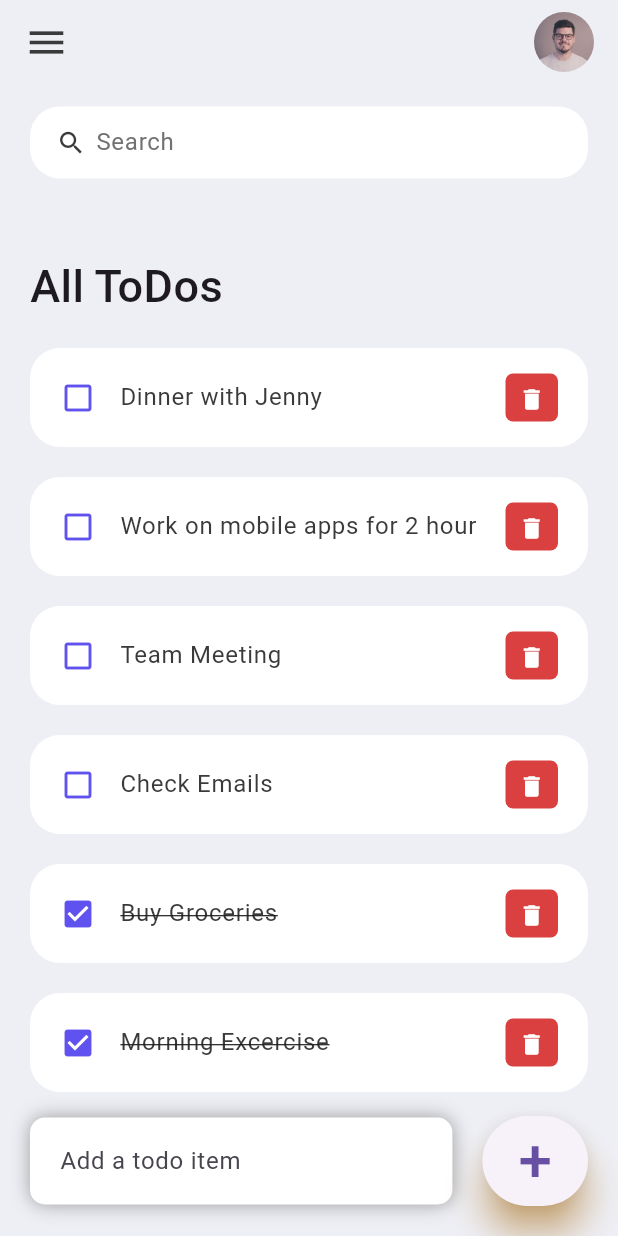
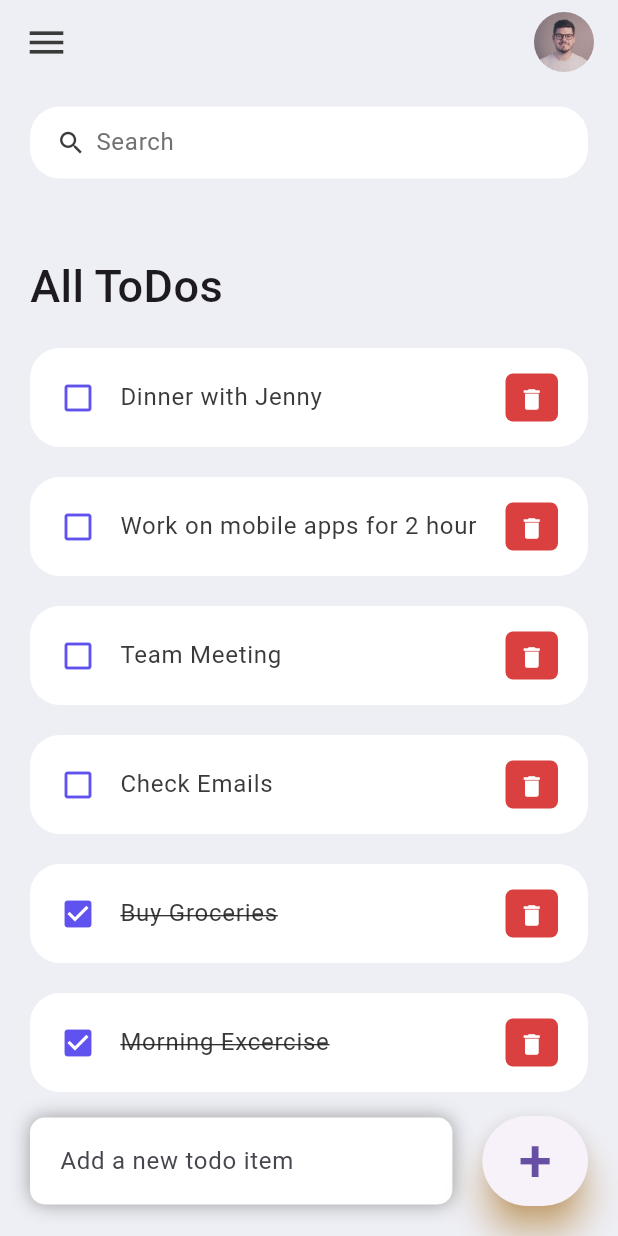
Before and after one commit to singhrishabh93/flutter-todo-app, a Flutter app: the screen it shows after launch, on a phone screen of 412 x 824 dp. Run offline on Flutter 3.47's test engine with Material 3 defaults, Android fonts, the phone set to English and light mode, and no system bars.

Commit message:
New Release

```diff
--- a/lib/screens/home.dart
+++ b/lib/screens/home.dart
@@ -94,7 +94,7 @@ class _HomeState extends State<Home> {
                   child: TextField(
                     controller: _todoController,
                     decoration: InputDecoration(
-                        hintText: 'Add a todo item',
+                        hintText: 'Add a new todo item',
                         border: InputBorder.none),
                   ),
                 ),
```
